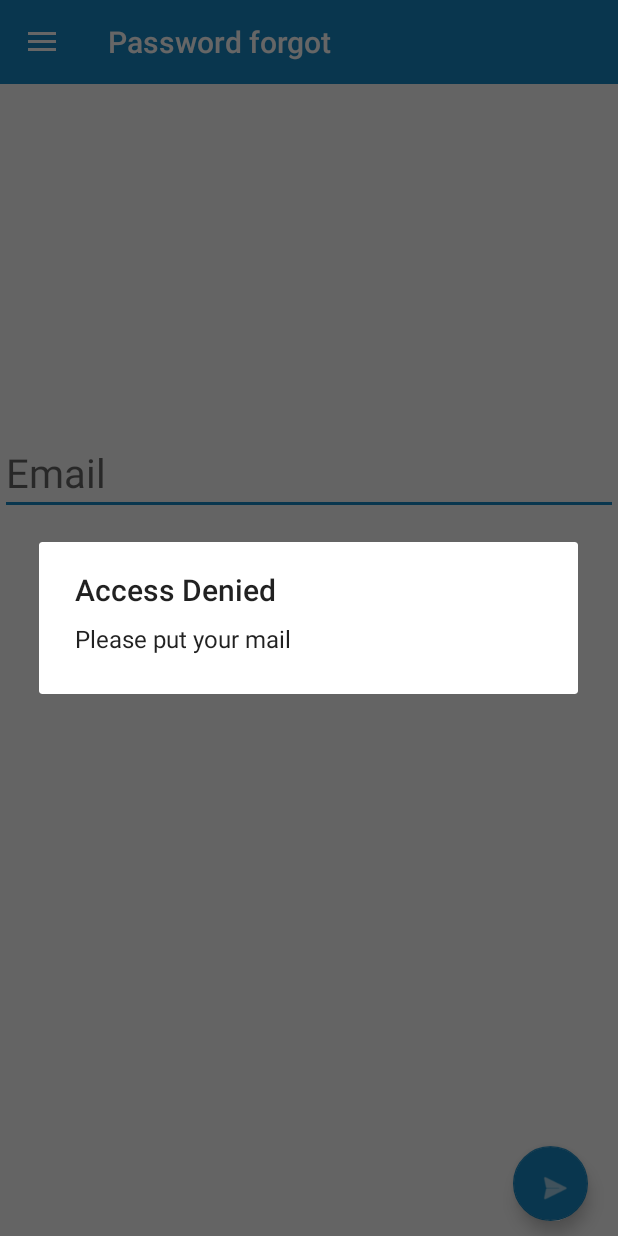
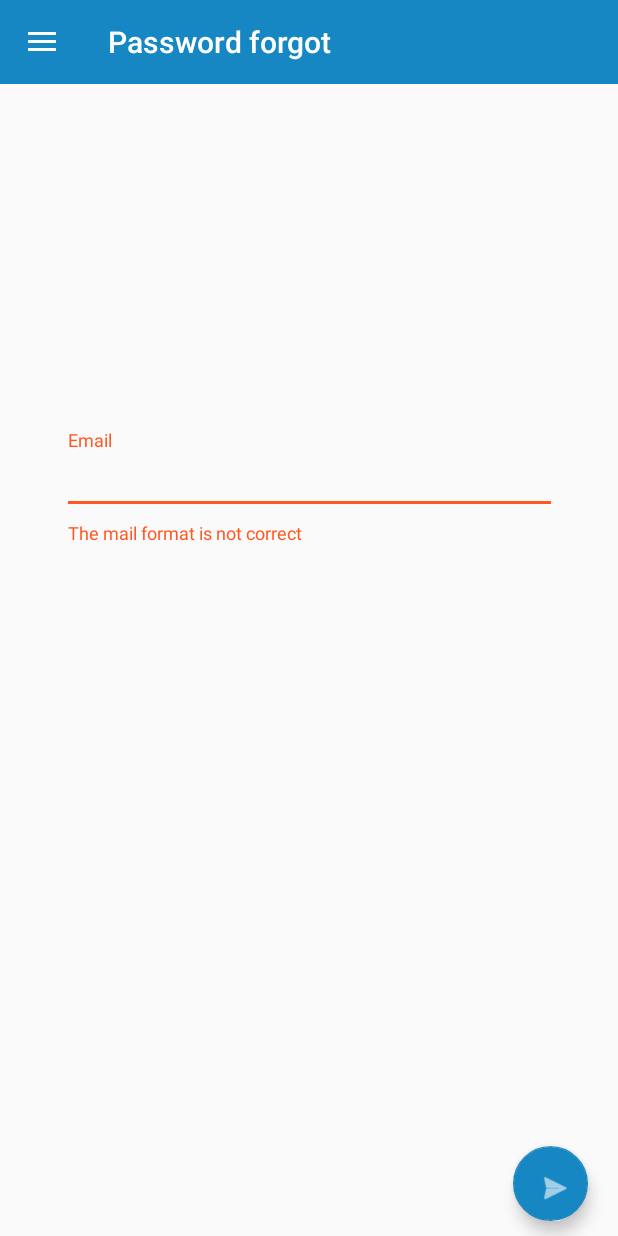
Before and after one commit to rohit19j91/PRI, an Android app: the fragment SignupActvity placed in its activity, after a tap on an icon or button, on a phone screen of 412 x 824 dp. Run offline under Robolectric (Android 15) with nearby library versions, the phone set to English and light mode, and no system bars; 4 statements that could not run were skipped.

Commit message:
[Update edittext] : add animation and error on the textinputlayout

```diff
--- a/app/src/main/java/fr/epita/android/pri/Fragments/ForgotPassword.java
+++ b/app/src/main/java/fr/epita/android/pri/Fragments/ForgotPassword.java
@@ -2,6 +2,7 @@ package fr.epita.android.pri.Fragments;
 
 import android.os.Bundle;
 import android.os.StrictMode;
+import android.support.design.widget.TextInputLayout;
 import android.support.v4.app.Fragment;
 import android.telephony.SmsManager;
 import android.util.Log;
@@ -26,7 +27,8 @@ import fr.epita.android.pri.Tools.Tools;
 public class ForgotPassword extends Fragment implements View.OnClickListener{
 
     private static DatabaseHandler dh = null;
-    private EditText mail = null;
+    private TextInputLayout inputemail = null;
+    private EditText editemail = null;
     private ImageButton submit = null;
     MainActivity context;
 
@@ -43,7 +45,8 @@ public class ForgotPassword extends Fragment implements View.OnClickListener{
         final View view = inflater.inflate(R.layout.forgotpass, container, false);
         context = (MainActivity) getActivity();
         dh = new DatabaseHandler(context);
-        mail = (EditText) view.findViewById(R.id.forgotemailtext);
+        inputemail = (TextInputLayout) view.findViewById(R.id.inputemail);
+        editemail = (EditText) view.findViewById(R.id.editemail);
         submit = (ImageButton) view.findViewById(R.id.forgotsubmitbutton);
         submit.setOnClickListener(this);
         StrictMode.ThreadPolicy policy = new StrictMode.ThreadPolicy.Builder().permitAll().build();
@@ -96,28 +99,27 @@ public class ForgotPassword extends Fragment implements View.OnClickListener{
 
     @Override
     public void onClick(View view) {
-        String email_addr = mail.getText().toString();
+        String email_addr = editemail.getText().toString();
         String login = dh.searchLoginByMail(email_addr);
         DialogMessage dialogMessage = new DialogMessage(context);
+        Tools tools = new Tools(context);
         switch (view.getId())
         {
             case R.id.forgotsubmitbutton:
-                if (mail.getText().toString().equals(""))
+                inputemail.setErrorEnabled(false);
+                if (! tools.checkEmail(editemail, inputemail, "The mail format is not correct"))
                 {
-                    dialogMessage.pop_up_message("Access Denied", "Please put your mail");
-                    break;
-                }
-                if (! Tools.checkMail(email_addr))
-                {
-                    dialogMessage.pop_up_message("Access Denied", "The mail format is not correct");
+                    tools.setAnimaton(inputemail);
                     break;
                 }
                 if (login == null)
                 {
-                    dialogMessage.pop_up_message("Access Denied", "Mail not found, please sign up");
+                    inputemail.setErrorEnabled(true);
+                    inputemail.setError("Mail not found, please sign up");
+                    tools.setAnimaton(inputemail);
                     break;
                 }
-                mail.setText("");
+                editemail.setText("");
                 dialogMessage.pop_up_code(email_addr);
                 break;
             default:
--- a/app/src/main/java/fr/epita/android/pri/Tools/Tools.java
+++ b/app/src/main/java/fr/epita/android/pri/Tools/Tools.java
@@ -1,7 +1,14 @@
 package fr.epita.android.pri.Tools;
 
-import java.util.regex.Matcher;
-import java.util.regex.Pattern;
+import android.content.Context;
+import android.os.Vibrator;
+import android.support.design.widget.TextInputLayout;
+import android.util.Patterns;
+import android.view.animation.Animation;
+import android.view.animation.AnimationUtils;
+import android.widget.EditText;
+
+import fr.epita.android.pri.R;
 
 /**
  * Created by sadekseridj on 27/11/2017.
@@ -12,18 +19,58 @@ public class Tools  {
     /*
     * Check if the mail format is correct
     */
-    public static boolean checkMail(String mail)
+    /*public static boolean checkMail(String mail)
     {
         Pattern pattern = Pattern.compile(".+@.+\\.[a-z]+");
         Matcher matcher = pattern.matcher(mail);
         return matcher.matches();
-    }
+    }*/
 
     /*
      * Check if the mobile format is correct
      */
-    public static boolean checkMobile(String mobile)
+    /*public static boolean checkMobile(String mobile)
     {
         return (mobile.length() == 10);
+    }*/
+    public Animation animShake;
+    public Vibrator vibrator;
+
+    public Tools(Context context) {
+
+        animShake = AnimationUtils.loadAnimation(context, R.anim.shake);
+        vibrator = (Vibrator) context.getSystemService(Context.VIBRATOR_SERVICE);
+    }
+
+    public boolean checkEmail(EditText editText, TextInputLayout inputLayout, String err)
+    {
+        if(editText.getText().toString().trim().isEmpty() ||
+                !(Patterns.EMAIL_ADDRESS.matcher(editText.getText().toString()).matches()))
+        {
+            inputLayout.setErrorEnabled(true);
+            inputLayout.setError(err);
+            return false;
+        }
+        inputLayout.setErrorEnabled(false);
+        return true;
+    }
+
+    public boolean checkFieldSignup(EditText editText, TextInputLayout inputLayout, String err)
+    {
+        if(editText.getText().toString().trim().isEmpty())
+        {
+            inputLayout.setErrorEnabled(true);
+            inputLayout.setError(err);
+            return false;
+        }
+        inputLayout.setErrorEnabled(false);
+        return true;
+    }
+
+    public void setAnimaton(TextInputLayout textInputLayout)
+    {
+        textInputLayout.setAnimation(animShake);
+        textInputLayout.startAnimation(animShake);
+        vibrator.vibrate(120);
     }
 }
--- a/app/src/main/res/layout-land/forgotpass.xml
+++ /dev/null
@@ -1,38 +0,0 @@
-<?xml version="1.0" encoding="utf-8"?>
-<android.support.constraint.ConstraintLayout xmlns:android="http://schemas.android.com/apk/res/android"
-    xmlns:app="http://schemas.android.com/apk/res-auto"
-    android:orientation="vertical"
-    android:layout_width="match_parent"
-    android:layout_height="match_parent">
-
-    <android.support.constraint.Guideline
-        android:id="@+id/guide"
-        android:layout_width="wrap_content"
-        android:layout_height="wrap_content"
-        android:orientation="horizontal"
-        app:layout_constraintGuide_percent="0.3"/>
-
-    <EditText
-        android:id="@+id/forgotemailtext"
-        android:layout_width="wrap_content"
-        android:layout_height="wrap_content"
-        app:layout_constraintTop_toBottomOf="@id/guide"
-        app:layout_constraintLeft_toLeftOf="parent"
-        app:layout_constraintRight_toRightOf="parent"
-        android:ems="15"
-        android:hint="@string/forgotemailhint"
-        android:inputType="textEmailAddress"
-        android:textSize="40px"/>
-    <android.support.design.widget.FloatingActionButton
-        android:id="@+id/forgotsubmitbutton"
-        android:layout_width="50dp"
-        android:layout_height="50dp"
-        app:layout_constraintBottom_toBottomOf="parent"
-        app:layout_constraintRight_toRightOf="parent"
-        android:layout_marginBottom="10dp"
-        android:layout_marginRight="20dp"
-        android:src="@android:drawable/ic_menu_send"
-        android:tint="#FFF"
-        android:background="@drawable/roudbutton"/>
-
-</android.support.constraint.ConstraintLayout>
--- a/app/src/main/res/layout/forgotpass.xml
+++ b/app/src/main/res/layout/forgotpass.xml
@@ -12,17 +12,21 @@
         android:orientation="horizontal"
         app:layout_constraintGuide_percent="0.3"/>
 
-    <EditText
-        android:id="@+id/forgotemailtext"
-        android:layout_width="wrap_content"
+    <android.support.design.widget.TextInputLayout
+        android:id="@+id/inputemail"
+        android:layout_width="330dp"
         android:layout_height="wrap_content"
         app:layout_constraintTop_toBottomOf="@id/guide"
         app:layout_constraintLeft_toLeftOf="parent"
-        app:layout_constraintRight_toRightOf="parent"
-        android:ems="15"
-        android:hint="@string/forgotemailhint"
-        android:inputType="textEmailAddress"
-        android:textSize="40px"/>
+        app:layout_constraintRight_toRightOf="parent">
+        <EditText
+            android:id="@+id/editemail"
+            android:layout_width="match_parent"
+            android:layout_height="wrap_content"
+            android:ems="10"
+            android:hint="Email"
+            android:inputType="text"/>
+    </android.support.design.widget.TextInputLayout>
 
     <android.support.design.widget.FloatingActionButton
         android:id="@+id/forgotsubmitbutton"
```
Also changed, not shown: app/src/main/java/fr/epita/android/pri/Fragments/ChangeMail.java (+12 -16 lines), app/src/main/java/fr/epita/android/pri/Fragments/ChangeMobile.java (+15 -17 lines), app/src/main/java/fr/epita/android/pri/Fragments/ChangePassword.java (+44 -18 lines), app/src/main/java/fr/epita/android/pri/Fragments/ConfirmationCode.java (+13 -9 lines), app/src/main/java/fr/epita/android/pri/Fragments/SignupActvity.java (+16 -47 lines), app/src/main/res/layout-land/changemail.xml (deleted, +0 -39 lines), app/src/main/res/layout-land/changemobile.xml (deleted, +0 -39 lines), app/src/main/res/layout-land/changepass.xml (deleted, +0 -60 lines), app/src/main/res/layout-land/confirmationcode.xml (deleted, +0 -40 lines), app/src/main/res/layout/changemail.xml (+13 -8 lines), app/src/main/res/layout/changemobile.xml (+13 -9 lines), app/src/main/res/layout/changepass.xml (+41 -31 lines), app/src/main/res/layout/confirmationcode.xml (+15 -11 lines).
